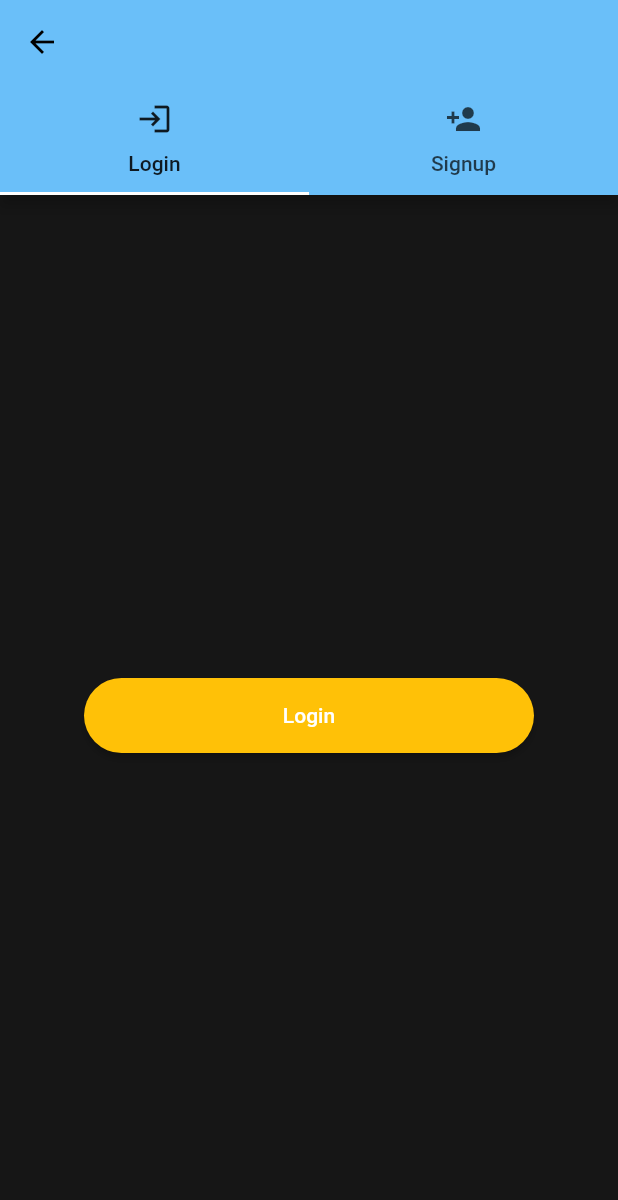
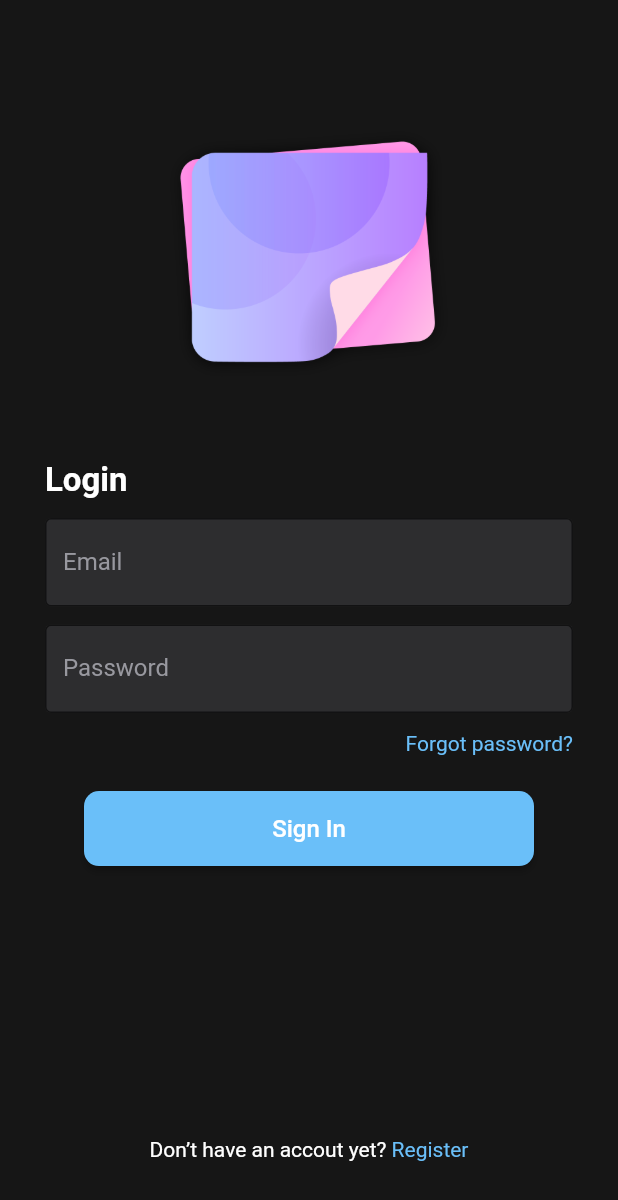
Before and after one commit to CSSIT21/Noty, a Flutter app: the screen it shows after launch, after a tap on "Get Started", on a phone screen of 412 x 824 dp. Shown: the top 1200 px of the screen. Run offline on Flutter 3.47's test engine with Material 2 defaults, Android fonts, the phone set to English and light mode, and no system bars; drawn by our look-alikes of rounded_loading_button; our stand-ins replace animated_splash_screen, motion_tab_bar_v2, page_transition; project files that could hold a hidden picture were left out.

Commit message:
feat: login screen

```diff
--- a/client/lib/constants/theme.dart
+++ b/client/lib/constants/theme.dart
@@ -6,6 +6,10 @@ class ThemeConstant {
   // Colors
   static material.Color colorPrimaryLight = const material.Color(0xff6ABFF9);
   static material.Color textColorPrimary = const material.Color(0xffffffff);
+  static material.Color colorPrimaryDark = const material.Color(0xff161616);
+  static material.Color textFieldBgColor = const material.Color(0xff2d2d2f);
+  static material.Color textFieldTextColor = const material.Color(0xff98989f);
+  static material.Color appBarColor = const material.Color(0xff1c1c1c);
 
   // Color swatch
   static material.MaterialColor materialColorSwatch =
@@ -14,16 +18,24 @@ class ThemeConstant {
   // Theme data
   static material.ThemeData theme = material.ThemeData(
     primarySwatch: materialColorSwatch,
-    primaryColor: const material.Color(0xff6ABFF9),
-    scaffoldBackgroundColor: const material.Color(0xff161616),
+    primaryColor: colorPrimaryLight,
+    scaffoldBackgroundColor: colorPrimaryDark,
     textTheme: material.Typography().white,
+    primaryTextTheme: material.Typography().white,
     elevatedButtonTheme: material.ElevatedButtonThemeData(
       style: material.ButtonStyle(
         foregroundColor: material.MaterialStateProperty.all<material.Color>(
             textColorPrimary),
+        shape:
+            material.MaterialStateProperty.all<material.RoundedRectangleBorder>(
+          material.RoundedRectangleBorder(
+            borderRadius: material.BorderRadius.circular(10.0),
+          ),
+        ),
       ),
     ),
-    appBarTheme: const material.AppBarTheme(
-        systemOverlayStyle: SystemUiOverlayStyle.light),
+    appBarTheme: material.AppBarTheme(
+        systemOverlayStyle: SystemUiOverlayStyle.light,
+        foregroundColor: textColorPrimary),
   );
 }
--- a/client/lib/main.dart
+++ b/client/lib/main.dart
@@ -1,4 +1,5 @@
 import 'package:flutter/material.dart';
+import 'package:flutter/services.dart';
 import 'package:noty_client/constants/manifest.dart';
 import 'package:noty_client/constants/route.dart';
 import 'package:noty_client/constants/theme.dart';
@@ -13,6 +14,8 @@ class MyApp extends StatelessWidget {
   // Root widget of the application.
   @override
   Widget build(BuildContext context) {
+    SystemChrome.setSystemUIOverlayStyle(SystemUiOverlayStyle.light);
+
     return MaterialApp(
       title: ManifestConstant.appName,
       debugShowCheckedModeBanner: false,
--- a/client/lib/screens/splash.dart
+++ b/client/lib/screens/splash.dart
@@ -1,7 +1,10 @@
-import 'dart:async' as async;
+// import 'dart:async' as async;
 
 import 'package:flutter/material.dart';
+import 'package:noty_client/constants/theme.dart';
 import 'package:noty_client/screens/start/welcome.dart';
+import 'package:animated_splash_screen/animated_splash_screen.dart';
+import 'package:page_transition/page_transition.dart';
 
 class SplashScreen extends StatefulWidget {
   const SplashScreen({Key? key}) : super(key: key);
@@ -12,38 +15,26 @@ class SplashScreen extends StatefulWidget {
 
 class _SplashScreenState extends State<SplashScreen> {
   _SplashScreenState() {
-    async.Timer(const Duration(milliseconds: 2500), () {
-      Navigator.pushReplacement(
-          context,
-          MaterialPageRoute(
-              builder: (context) =>
-                  const WelcomeScreen()) // Use pushReplacement for clear backstack.
-          );
-    });
+    // async.Timer(const Duration(milliseconds: 2500), () {
+    //   Navigator.pushReplacement(
+    //       context,
+    //       MaterialPageRoute(
+    //           builder: (context) =>
+    //               const WelcomeScreen()) // Use pushReplacement for clear backstack.
+    //       );
+    // });
   }
 
   @override
   Widget build(BuildContext context) {
     return Scaffold(
-      body: Stack(
-        children: [
-          Positioned.fill(
-            child: Opacity(
-              opacity: .6,
-              child: Container(
-                decoration: const BoxDecoration(
-                  gradient: LinearGradient(
-                      colors: [Color(0xff6ABFF9), Colors.purpleAccent],
-                      begin: Alignment.topCenter,
-                      end: Alignment.bottomCenter,
-                      tileMode: TileMode.mirror,
-                      stops: [.5, 6]),
-                ),
-              ),
-            ),
-          ),
-        ],
-      ),
-    );
+        body: AnimatedSplashScreen(
+      splash: 'assets/images/logo.png',
+      nextScreen: const WelcomeScreen(),
+      splashIconSize: 200,
+      pageTransitionType: PageTransitionType.fade,
+      duration: 1500,
+      backgroundColor: ThemeConstant.colorPrimaryDark,
+    ));
   }
 }
--- a/client/lib/screens/start/fragment_login.dart
+++ b/client/lib/screens/start/fragment_login.dart
@@ -1,6 +1,7 @@
 import 'dart:async';
 
 import 'package:flutter/material.dart';
+import 'package:noty_client/constants/theme.dart';
 import 'package:noty_client/screens/core/index.dart';
 import 'package:rounded_loading_button/rounded_loading_button.dart';
 
@@ -12,7 +13,10 @@ class LoginFragment extends StatefulWidget {
 }
 
 class _LoginFragmentState extends State<LoginFragment> {
-  final RoundedLoadingButtonController _loginBtnController = RoundedLoadingButtonController();
+  final RoundedLoadingButtonController _loginBtnController =
+      RoundedLoadingButtonController();
+  final _emailController = TextEditingController();
+  final _passwordController = TextEditingController();
 
   // Just a mock function to simulating network activity delay
   void _loginCall() async {
@@ -24,8 +28,16 @@ class _LoginFragmentState extends State<LoginFragment> {
 
   void _loginNavigate() async {
     Timer(const Duration(milliseconds: 1500), () {
-      Navigator.pushReplacement(context, MaterialPageRoute(builder: (context) => const CoreScreen()));
+      Navigator.pushReplacement(
+          context, MaterialPageRoute(builder: (context) => const CoreScreen()));
     });
+  }
+
+  @override
+  void dispose() {
+    _emailController.dispose();
+    _passwordController.dispose();
+    super.dispose();
   }
 
   @override
@@ -34,12 +46,63 @@ class _LoginFragmentState extends State<LoginFragment> {
       mainAxisAlignment: MainAxisAlignment.center,
       crossAxisAlignment: CrossAxisAlignment.center,
       children: [
-        RoundedLoadingButton(
-          child: const Text('Login', style: TextStyle(color: Colors.white)),
-          color: Colors.amber,
-          controller: _loginBtnController,
-          onPressed: _loginCall,
+        Image.asset(
+          "assets/images/logo.png",
+          width: 200,
         ),
+        Container(
+          width: double.infinity,
+          height: 270,
+          margin: const EdgeInsets.only(top: 50),
+          child: Column(
+            crossAxisAlignment: CrossAxisAlignment.start,
+            mainAxisAlignment: MainAxisAlignment.spaceBetween,
+            children: [
+              const Text(
+                "Login",
+                style: TextStyle(fontSize: 22, fontWeight: FontWeight.w700),
+              ),
+              TextField(
+                controller: _emailController,
+                decoration: InputDecoration(
+                    border: const OutlineInputBorder(),
+                    labelText: 'Email',
+                    labelStyle:
+                        TextStyle(color: ThemeConstant.textFieldTextColor),
+                    filled: true,
+                    fillColor: ThemeConstant.textFieldBgColor),
+              ),
+              TextField(
+                controller: _passwordController,
+                obscureText: true,
+                decoration: InputDecoration(
+                    border: const OutlineInputBorder(),
+                    labelText: 'Password',
+                    labelStyle:
+                        TextStyle(color: ThemeConstant.textFieldTextColor),
+                    filled: true,
+                    fillColor: ThemeConstant.textFieldBgColor),
+              ),
+              Container(
+                width: double.infinity,
+                margin: const EdgeInsets.only(bottom: 12),
+                child: Text(
+                  "Forgot password?",
+                  textAlign: TextAlign.end,
+                  style: TextStyle(color: ThemeConstant.colorPrimaryLight),
+                ),
+              ),
+              RoundedLoadingButton(
+                child: const Text('Sign In',
+                    style: TextStyle(color: Colors.white, fontSize: 16)),
+                color: ThemeConstant.colorPrimaryLight,
+                borderRadius: 10,
+                controller: _loginBtnController,
+                onPressed: _loginCall,
+              ),
+            ],
+          ),
+        )
       ],
     );
   }
--- a/client/lib/screens/start/fragment_register.dart
+++ b/client/lib/screens/start/fragment_register.dart
@@ -1,4 +1,6 @@
 import 'package:flutter/cupertino.dart';
+import 'package:flutter/material.dart';
+import 'package:noty_client/constants/theme.dart';
 
 class RegisterFragment extends StatefulWidget {
   const RegisterFragment({Key? key}) : super(key: key);
@@ -10,6 +12,44 @@ class RegisterFragment extends StatefulWidget {
 class _RegisterFragmentState extends State<RegisterFragment> {
   @override
   Widget build(BuildContext context) {
-    return const Text("This is register fragment");
+    return Scaffold(
+        appBar: AppBar(
+          title: const Text("Register"),
+          backgroundColor: ThemeConstant.appBarColor,
+          leadingWidth: 100,
+          leading: GestureDetector(
+            child: Padding(
+              padding: const EdgeInsets.only(left: 15),
+              child: Row(
+                children: [
+                  Icon(
+                    Icons.arrow_back_ios,
+                    color: ThemeConstant.colorPrimaryLight,
+                  ),
+                  Text(
+                    "Back",
+                    style: TextStyle(
+                        fontSize: 16, color: ThemeConstant.colorPrimaryLight),
+                  )
+                ],
+              ),
+            ),
+            onTap: () {
+              Navigator.pop(context);
+            },
+          ),
+        ),
+        body: Container(
+            width: double.infinity,
+            padding: const EdgeInsets.fromLTRB(30, 0, 30, 0),
+            child: Column(
+              crossAxisAlignment: CrossAxisAlignment.center,
+              children: const [
+                Text(
+                  "Create an account",
+                  style: TextStyle(fontSize: 24, fontWeight: FontWeight.w700),
+                )
+              ],
+            )));
   }
 }
--- a/client/lib/screens/start/login.dart
+++ b/client/lib/screens/start/login.dart
@@ -1,7 +1,7 @@
 import 'package:flutter/material.dart' as material;
+import 'package:noty_client/constants/theme.dart';
 import 'package:noty_client/screens/start/fragment_login.dart';
 import 'package:noty_client/screens/start/fragment_register.dart';
-import 'package:rounded_loading_button/rounded_loading_button.dart';
 
 class LoginScreen extends material.StatefulWidget {
   const LoginScreen({material.Key? key}) : super(key: key);
@@ -11,29 +11,60 @@ class LoginScreen extends material.StatefulWidget {
 }
 
 class _LoginScreenState extends material.State<LoginScreen> {
-  final RoundedLoadingButtonController _btnController =
-      RoundedLoadingButtonController();
-
   @override
   material.Widget build(material.BuildContext context) {
     // Learn more about tab bar: https://docs.flutter.dev/cookbook/design/tabs
-    return material.DefaultTabController(
-        length: 2,
-        child: material.Scaffold(
-          appBar: material.AppBar(
-            bottom: const material.TabBar(
-              tabs: [
-                material.Tab(
-                    text: "Login", icon: material.Icon(material.Icons.login)),
-                material.Tab(
-                    text: "Signup",
-                    icon: material.Icon(material.Icons.person_add)),
-              ],
-            ),
+    // return material.DefaultTabController(
+    //     length: 2,
+    //     child: material.Scaffold(
+    //       appBar: material.AppBar(
+    //         bottom: const material.TabBar(
+    //           tabs: [
+    //             material.Tab(
+    //                 text: "Login", icon: material.Icon(material.Icons.login)),
+    //             material.Tab(
+    //                 text: "Signup",
+    //                 icon: material.Icon(material.Icons.person_add)),
+    //           ],
+    //         ),
+    //       ),
+    //       body: const material.TabBarView(
+    //         children: [LoginFragment(), RegisterFragment()],
+    //       ),
+    //     ));
+    return material.Scaffold(
+      body: material.Padding(
+        padding: const material.EdgeInsets.fromLTRB(30, 80, 30, 50),
+        child: material.SizedBox(
+          width: double.infinity,
+          child: material.Column(
+            mainAxisAlignment: material.MainAxisAlignment.spaceBetween,
+            crossAxisAlignment: material.CrossAxisAlignment.center,
+            children: [
+              const LoginFragment(),
+              material.Row(
+                mainAxisAlignment: material.MainAxisAlignment.center,
+                children: [
+                  const material.Text("Don’t have an accout yet? "),
+                  material.GestureDetector(
+                    onTap: () {
+                      material.Navigator.push(
+                          context,
+                          material.MaterialPageRoute(
+                              builder: (context) => const RegisterFragment()));
+                    },
+                    child: material.Text(
+                      "Register",
+                      style: material.TextStyle(
+                          color: ThemeConstant.colorPrimaryLight),
+                    ),
+                  ),
+                ],
+              )
+            ],
           ),
-          body: const material.TabBarView(
-            children: [LoginFragment(), RegisterFragment()],
-          ),
-        ));
+        ),
+      ),
+    );
   }
 }
--- a/client/lib/screens/start/welcome.dart
+++ b/client/lib/screens/start/welcome.dart
@@ -1,4 +1,5 @@
 import 'package:flutter/material.dart' as material;
+import 'package:noty_client/constants/theme.dart';
 import 'package:noty_client/screens/start/login.dart';
 
 class WelcomeScreen extends material.StatefulWidget {
@@ -13,7 +14,7 @@ class _WelcomeScreenState extends material.State<WelcomeScreen> {
   material.Widget build(material.BuildContext context) {
     return material.Scaffold(
       body: material.Padding(
-        padding: const material.EdgeInsets.fromLTRB(0, 150, 0, 50),
+        padding: const material.EdgeInsets.only(top: 150, bottom: 50),
         child: material.SizedBox(
           width: double.infinity,
           child: material.Column(
@@ -26,15 +27,15 @@ class _WelcomeScreenState extends material.State<WelcomeScreen> {
                     "assets/images/logo.png",
                     width: 200,
                   ),
-                  const material.Padding(
-                    padding: material.EdgeInsets.fromLTRB(50, 50, 50, 30),
+                  material.Padding(
+                    padding: const material.EdgeInsets.fromLTRB(50, 50, 50, 30),
                     child: material.Text(
                       "Place to make you PAIN",
                       textAlign: material.TextAlign.center,
                       style: material.TextStyle(
                           fontSize: 34,
                           fontWeight: material.FontWeight.w800,
-                          color: material.Color(0xff6ABFF9)),
+                          color: ThemeConstant.colorPrimaryLight),
                     ),
                   ),
                   const material.Text(
@@ -49,14 +50,6 @@ class _WelcomeScreenState extends material.State<WelcomeScreen> {
                 height: 50,
                 child: material.ElevatedButton(
                     child: const material.Text("Get Started"),
-                    style: material.ButtonStyle(
-                      shape: material.MaterialStateProperty.all<
-                          material.RoundedRectangleBorder>(
-                        material.RoundedRectangleBorder(
-                          borderRadius: material.BorderRadius.circular(10.0),
-                        ),
-                      ),
-                    ),
                     onPressed: () {
                       material.Navigator.push(
                           context,
```
Also changed, not shown: client/pubspec.yaml (+40 -38 lines), client/assets/images/login-temp.png (added), client/pubspec.lock.
